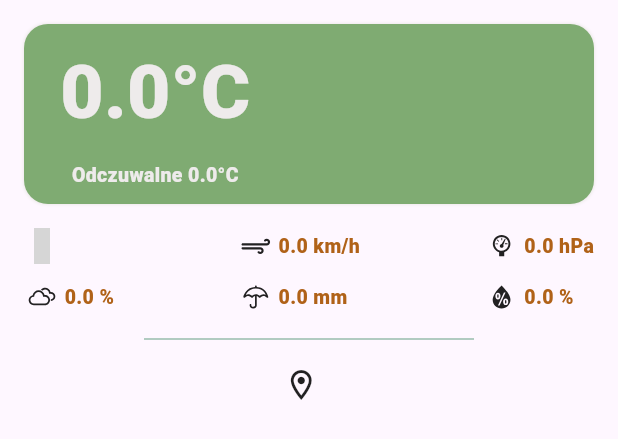
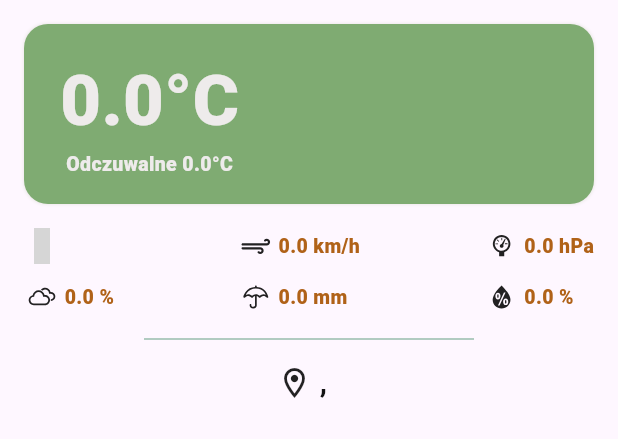
Before and after one commit to patrykdybalski/NOTSY, a Flutter app: the FirstTab widget shown alone on an empty page, opened directly with empty values, on a phone screen of 412 x 824 dp. Shown: the top 439 px of the screen. Run offline on Flutter 3.47's test engine with Material 2 defaults, Android fonts, the phone set to English and light mode, and no system bars; our stand-ins replace cloud_firestore, dio, firebase_auth, firebase_core, flutter_bloc, flutter_colorpicker and 6 more; accounts and stored records are empty; network calls fail; Roboto replaces fonts that are missing (Domine); grey boxes are pictures that could not be loaded.

Commit message:
Add getter method  in WeatherModel

```diff
--- a/lib/app/features/home/pages/weather_page/cubit/weather_state.dart
+++ b/lib/app/features/home/pages/weather_page/cubit/weather_state.dart
@@ -10,6 +10,10 @@ class WeatherState with _$WeatherState {
 }
 
 
+
+
+
+//WeatherState przed generowaniem freezed
 // @immutable
 // class WeatherState {
 //   const WeatherState({
--- a/lib/app/features/home/pages/weather_page/tabs/first_tab/first_tab.dart
+++ b/lib/app/features/home/pages/weather_page/tabs/first_tab/first_tab.dart
@@ -41,12 +41,12 @@ class _FirstTabState extends State<FirstTab> {
                   mainAxisAlignment: MainAxisAlignment.spaceBetween,
                   children: [
                     Column(
-                      mainAxisAlignment: MainAxisAlignment.spaceEvenly,
+                      mainAxisAlignment: MainAxisAlignment.center,
                       crossAxisAlignment: CrossAxisAlignment.center,
                       children: [
                         Text(
                           '${widget.weatherModel?.current.tempC}°C',
-                          style: TextStyles.textStyleWhite(50),
+                          style: TextStyles.textStyleWhite(47),
                         ),
                         Text(
                           'Odczuwalne ${widget.weatherModel?.current.feelsLikeC}°C',
@@ -192,8 +192,8 @@ class _FirstTabState extends State<FirstTab> {
               children: [
                 const Icon(Icons.location_on_outlined),
                 Text(
-                  ' ${widget.weatherModel?.location.name} ',
-                  style: TextStyles.textStyle2(20),
+                  ' ${widget.weatherModel?.location.nameWithCountry} ',
+                  style: TextStyles.textStyle2(18),
                 ),
               ],
             ),
--- a/lib/domain/models/weather_model/weather_model.dart
+++ b/lib/domain/models/weather_model/weather_model.dart
@@ -44,10 +44,15 @@ class Condition with _$Condition {
 
 @freezed
 class Location with _$Location {
+  const Location._();
   factory Location(
     String name,
     String country,
   ) = _Location;
+
+  String get nameWithCountry {
+    return '$name, $country';
+  }
 
   factory Location.fromJson(Map<String, dynamic> json) =>
       _$LocationFromJson(json);
```
Also changed, not shown: lib/domain/models/weather_model/weather_model.freezed.dart.
